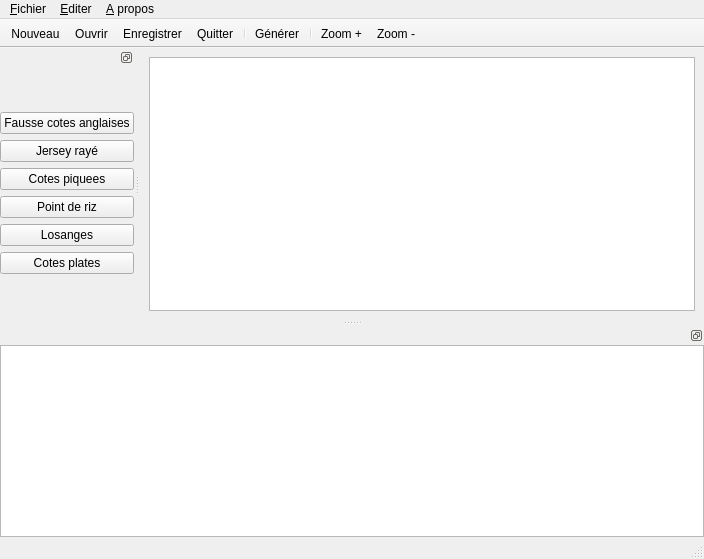
Above: interface/mainwindow.ui from TriComp/TriComp before the change. Below: the same form after it.
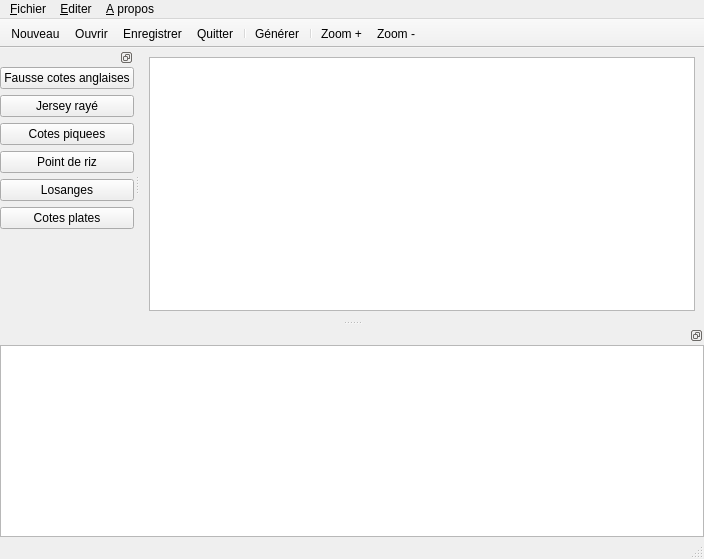
That is the form after the change. Icons and pictures are not drawn.

Commit message: Added a spacer under the buttons of the side panel

```diff
--- a/interface/mainwindow.ui
+++ b/interface/mainwindow.ui
@@ -140,6 +140,45 @@
       <layout class="QGridLayout" name="gridLayout_2">
        <item row="0" column="0">
         <layout class="QGridLayout" name="gridLayout">
+         <item row="6" column="0">
+          <widget class="QPushButton" name="pushButton_5">
+           <property name="text">
+            <string>Cotes plates</string>
+           </property>
+           <property name="checkable">
+            <bool>false</bool>
+           </property>
+           <property name="autoExclusive">
+            <bool>true</bool>
+           </property>
+          </widget>
+         </item>
+         <item row="2" column="0">
+          <widget class="QPushButton" name="pushButton_3">
+           <property name="text">
+            <string>Jersey rayé</string>
+           </property>
+           <property name="checkable">
+            <bool>false</bool>
+           </property>
+           <property name="autoExclusive">
+            <bool>true</bool>
+           </property>
+          </widget>
+         </item>
+         <item row="5" column="0">
+          <widget class="QPushButton" name="pushButton_6">
+           <property name="text">
+            <string>Losanges</string>
+           </property>
+           <property name="checkable">
+            <bool>false</bool>
+           </property>
+           <property name="autoExclusive">
+            <bool>true</bool>
+           </property>
+          </widget>
+         </item>
          <item row="0" column="0">
           <widget class="QPushButton" name="pushButton">
            <property name="text">
@@ -159,7 +198,7 @@
            </property>
           </widget>
          </item>
-         <item row="3" column="0">
+         <item row="4" column="0">
           <widget class="QPushButton" name="pushButton_2">
            <property name="text">
             <string>Point de riz</string>
@@ -172,20 +211,7 @@
            </property>
           </widget>
          </item>
-         <item row="5" column="0">
-          <widget class="QPushButton" name="pushButton_5">
-           <property name="text">
-            <string>Cotes plates</string>
-           </property>
-           <property name="checkable">
-            <bool>false</bool>
-           </property>
-           <property name="autoExclusive">
-            <bool>true</bool>
-           </property>
-          </widget>
-         </item>
-         <item row="2" column="0">
+         <item row="3" column="0">
           <widget class="QPushButton" name="pushButton_4">
            <property name="text">
             <string>Cotes piquees</string>
@@ -198,31 +224,18 @@
            </property>
           </widget>
          </item>
-         <item row="1" column="0">
-          <widget class="QPushButton" name="pushButton_3">
-           <property name="text">
-            <string>Jersey rayé</string>
+         <item row="7" column="0">
+          <spacer name="verticalSpacer">
+           <property name="orientation">
+            <enum>Qt::Vertical</enum>
            </property>
-           <property name="checkable">
-            <bool>false</bool>
+           <property name="sizeHint" stdset="0">
+            <size>
+             <width>20</width>
+             <height>40</height>
+            </size>
            </property>
-           <property name="autoExclusive">
-            <bool>true</bool>
-           </property>
-          </widget>
-         </item>
-         <item row="4" column="0">
-          <widget class="QPushButton" name="pushButton_6">
-           <property name="text">
-            <string>Losanges</string>
-           </property>
-           <property name="checkable">
-            <bool>false</bool>
-           </property>
-           <property name="autoExclusive">
-            <bool>true</bool>
-           </property>
-          </widget>
+          </spacer>
          </item>
         </layout>
        </item>
```
